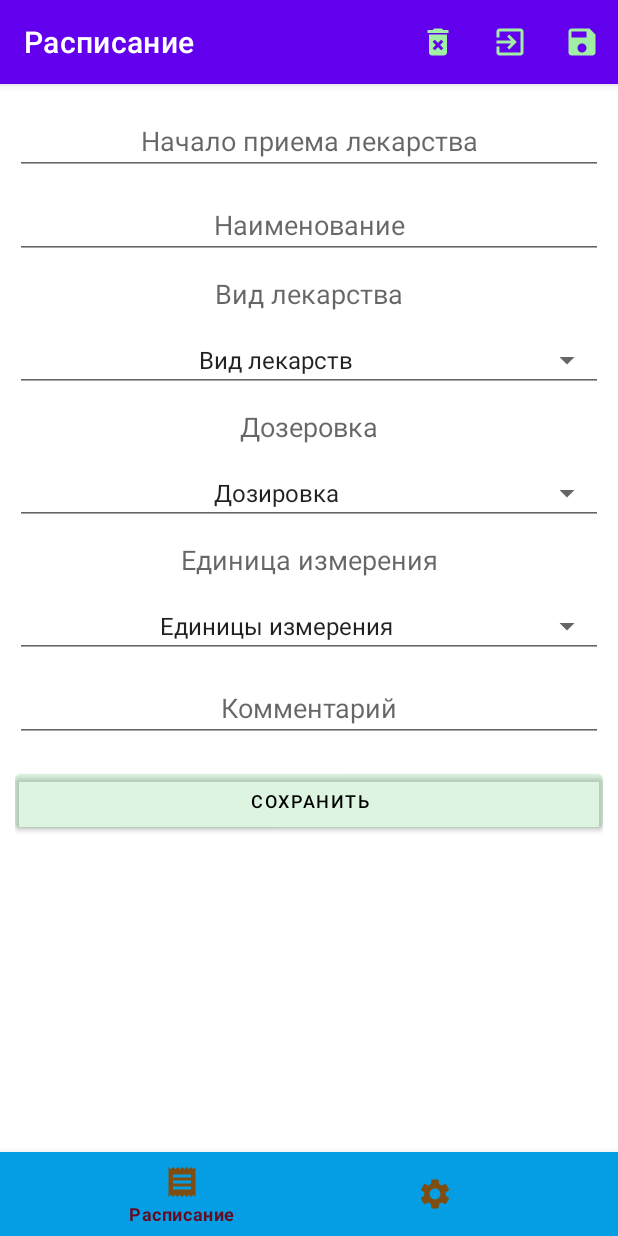
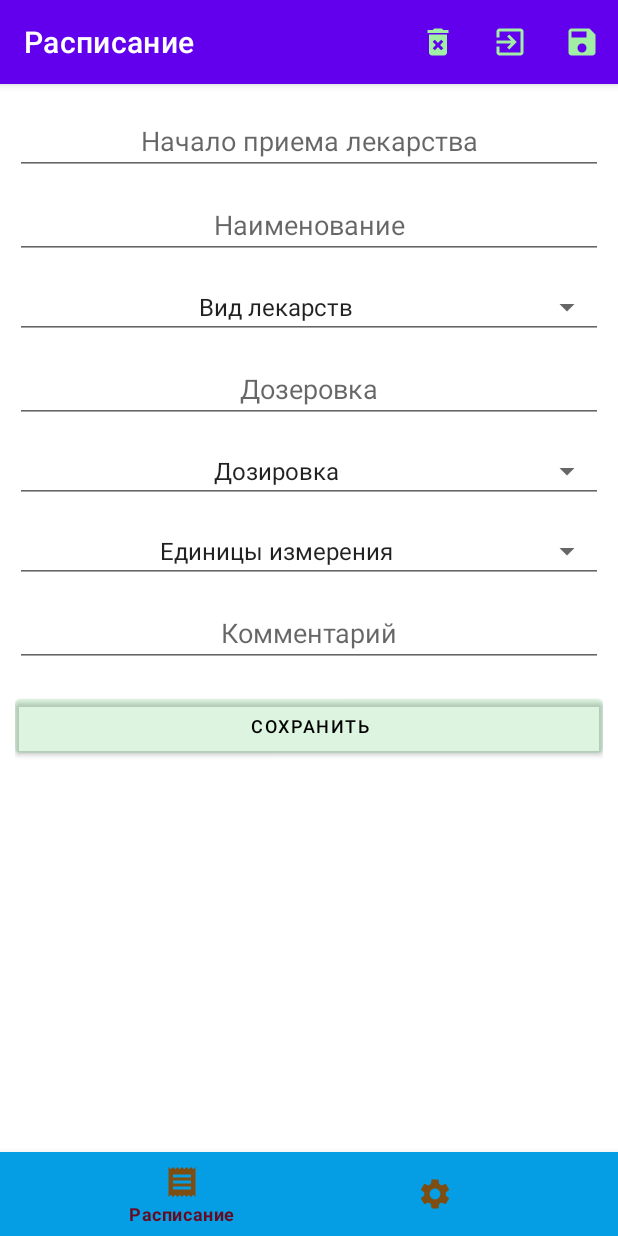
Before and after one commit to Paulik0182/MonitoringPrescriptions, an Android app: the fragment DetailsPrescriptionFragment placed in its activity, on a phone screen of 412 x 824 dp. Run offline under Robolectric (Android 15) with nearby library versions, the phone set to English and light mode, and no system bars; our stand-ins replace Room's generated code; 6 statements that could not run were skipped.

```diff
--- a/app/src/main/java/com/example/monitoringprescriptions/utils/FormatterUtils.kt
+++ b/app/src/main/java/com/example/monitoringprescriptions/utils/FormatterUtils.kt
@@ -1,6 +1,7 @@
 package com.example.monitoringprescriptions.utils
 
 import android.annotation.SuppressLint
+import java.text.DecimalFormat
 import java.text.SimpleDateFormat
 
 /**
@@ -15,3 +16,6 @@ var bpDataFormatter = SimpleDateFormat("dd.MM.yyyy")
 
 @SuppressLint("SimpleDateFormat")
 var bpDataTimeFormatter = SimpleDateFormat("dd.MM.yyyy   HH:mm")
+
+@SuppressLint("SimpleDateFormat")
+var decimalForm = DecimalFormat("##.##")
--- a/app/src/main/res/layout/fragment_derails_prescription.xml
+++ b/app/src/main/res/layout/fragment_derails_prescription.xml
@@ -16,7 +16,7 @@
         android:layout_marginBottom="5dp"
         android:gravity="center_horizontal"
         android:hint="Начало приема лекарства"
-        android:inputType="date"
+        android:inputType="datetime"
         android:textColor="@color/black"
         android:textSize="18sp" />
 
@@ -33,17 +33,6 @@
         android:textColor="@color/black"
         android:textSize="18sp" />
 
-    <TextView
-        android:id="@+id/prescribed_medicine_text_view"
-        android:layout_width="match_parent"
-        android:layout_height="wrap_content"
-        android:layout_marginTop="5dp"
-        android:layout_marginBottom="5dp"
-        android:gravity="center_horizontal"
-        android:hint="Вид лекарства"
-        android:textColor="@color/black"
-        android:textSize="18sp" />
-
     <Spinner
         android:id="@+id/prescribed_medicine_spinner"
         style="@style/Widget.AppCompat.Spinner.Underlined"
@@ -56,14 +45,16 @@
         android:textAlignment="center" />
 
 
-    <TextView
-        android:id="@+id/dosage_text_view"
+    <EditText
+        android:id="@+id/dosage_edit_text"
         android:layout_width="match_parent"
         android:layout_height="wrap_content"
         android:layout_marginTop="5dp"
         android:layout_marginBottom="5dp"
         android:gravity="center_horizontal"
+        android:inputType="numberDecimal"
         android:hint="Дозеровка"
+        android:maxLength="5"
         android:textColor="@color/black"
         android:textSize="18sp" />
 
@@ -77,17 +68,6 @@
         android:entries="@array/dosage"
         android:spinnerMode="dialog"
         android:textAlignment="center" />
-
-    <TextView
-        android:id="@+id/unit_measurement_text_view"
-        android:layout_width="match_parent"
-        android:layout_height="wrap_content"
-        android:layout_marginTop="5dp"
-        android:layout_marginBottom="5dp"
-        android:gravity="center_horizontal"
-        android:hint="Единица измерения"
-        android:textColor="@color/black"
-        android:textSize="18sp" />
 
     <androidx.appcompat.widget.AppCompatSpinner
         android:id="@+id/unit_measurement_spinner"
--- a/app/src/main/res/values/strings.xml
+++ b/app/src/main/res/values/strings.xml
@@ -33,6 +33,7 @@
         <item>Суспензия</item>
         <item>Мазь</item>
         <item>Настойка</item>
+        <item>Капли</item>
     </string-array>
 
     <string-array name="dosage">
```
Also changed, not shown: app/src/main/java/com/example/monitoringprescriptions/ui/details/DetailsPrescriptionFragment.kt (+51 -80 lines), app/src/main/java/com/example/monitoringprescriptions/ui/details/DetailsPrescriptionViewModel.kt (+16 -0 lines).
